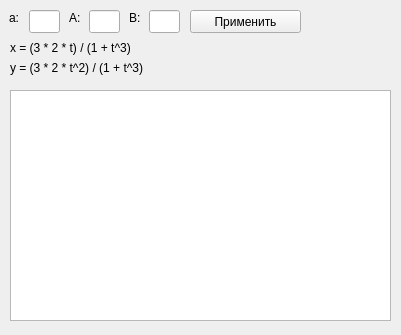
Before: the Qt Designer form mainwindow.ui in paswd/cg-lab1, drawn with Qt 5.
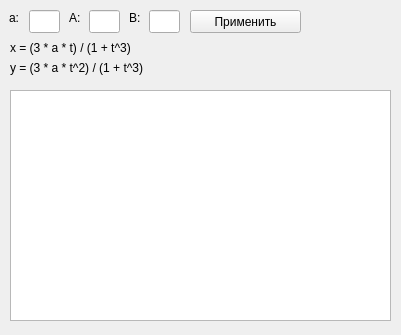
After: the same form once the commit is applied.

```diff
--- a/mainwindow.ui
+++ b/mainwindow.ui
@@ -122,7 +122,7 @@
      </rect>
     </property>
     <property name="text">
-     <string>x = (3 * 2 * t) / (1 + t^3)</string>
+     <string>x = (3 * a * t) / (1 + t^3)</string>
     </property>
    </widget>
    <widget class="QLabel" name="label_2">
@@ -135,7 +135,7 @@
      </rect>
     </property>
     <property name="text">
-     <string>y = (3 * 2 * t^2) / (1 + t^3)</string>
+     <string>y = (3 * a * t^2) / (1 + t^3)</string>
     </property>
    </widget>
   </widget>
```
